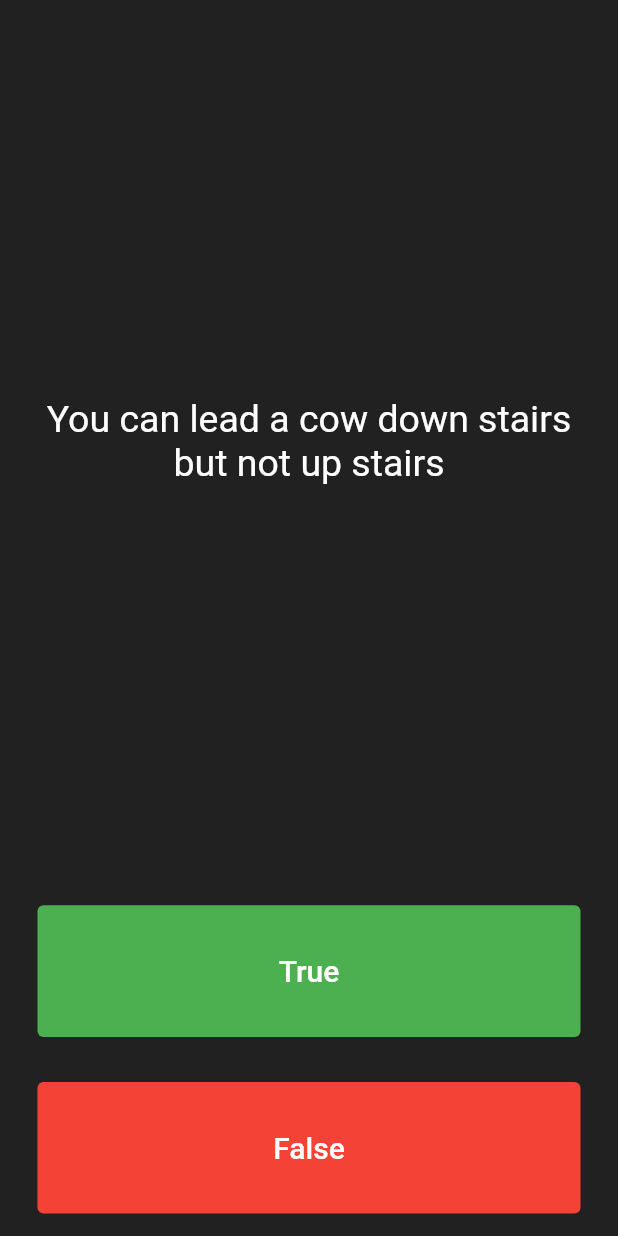
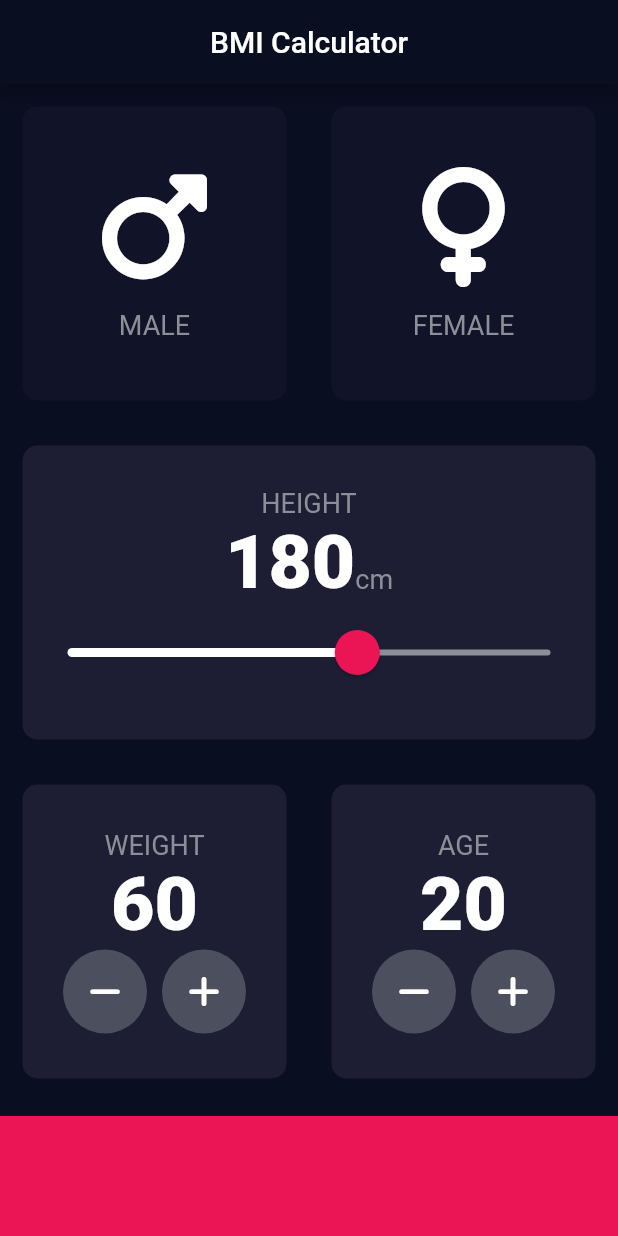
Before and after one commit to erwinmacaraig/learning-flutter-two, a Flutter app: the screen it shows after launch, on a phone screen of 412 x 824 dp. Run offline on Flutter 3.47's test engine with Material 2 defaults, Android fonts, the phone set to English and light mode, and no system bars; our stand-ins replace audioplayers, font_awesome_flutter, rflutter_alert.

Commit message:
composition and inheritance in flutter

```diff
--- /dev/null
+++ b/lib/constants.dart
@@ -0,0 +1,13 @@
+import 'package:flutter/material.dart';
+
+const kBottomContainerHeight = 80.0;
+const kActiveCardColour = Color(0xFF1D1E33);
+const kInactiveCardColour = Color(0xFF111328);
+const kBottomContainerColour = Color(0xFFEB1555);
+
+const kLabelTextStyle = TextStyle(
+  fontSize: 18.0,
+  color: Color(0xFF8D8E98),
+);
+
+const kNumberTextStyle = TextStyle(fontSize: 50.0, fontWeight: FontWeight.w900);
--- a/lib/main.dart
+++ b/lib/main.dart
@@ -11,7 +11,11 @@ class MyApp extends StatelessWidget {
   @override
   Widget build(BuildContext context) {
     return MaterialApp(
-      home: Quizzler(),
+      theme: ThemeData.dark().copyWith(
+        primaryColor: const Color(0xFF0A0E21),
+        scaffoldBackgroundColor: const Color(0xFF0A0E21),
+      ),
+      home: BMIPage(),
     );
   }
 }
--- a/lib/models/models.dart
+++ b/lib/models/models.dart
@@ -1,3 +1,3 @@
 export 'question.dart';
 export 'quiz_brain.dart';
-export 'story.dart';
+// export 'story.dart';
--- /dev/null
+++ b/lib/screens/bmi_page.dart
@@ -0,0 +1,16 @@
+import 'package:flutter/material.dart';
+import '../widgets/widgets.dart';
+
+class BMIPage extends StatelessWidget {
+  @override
+  Widget build(BuildContext context) {
+    return Scaffold(
+      appBar: AppBar(
+        title: Text('BMI Calculator'),
+        centerTitle: true,
+        backgroundColor: Color(0xFF0A0E21),
+      ),
+      body: InputPage(),
+    );
+  }
+}
--- a/lib/screens/screens.dart
+++ b/lib/screens/screens.dart
@@ -3,3 +3,4 @@ export 'dicepage.dart';
 export 'ball_page.dart';
 export 'xylophone_page.dart';
 export 'quizzler_page.dart';
+export 'bmi_page.dart';
--- /dev/null
+++ b/lib/widgets/icon_content.widget.dart
@@ -0,0 +1,29 @@
+import 'package:flutter/material.dart';
+import '../constants.dart';
+
+class IconContent extends StatelessWidget {
+  final IconData icon;
+  final String label;
+
+  const IconContent({super.key, required this.icon, required this.label});
+
+  @override
+  Widget build(BuildContext context) {
+    return Column(
+      mainAxisAlignment: MainAxisAlignment.center,
+      children: [
+        Icon(
+          icon,
+          size: 80.0,
+        ),
+        const SizedBox(
+          height: 15.0,
+        ),
+        Text(
+          label,
+          style: kLabelTextStyle,
+        ),
+      ],
+    );
+  }
+}
--- /dev/null
+++ b/lib/widgets/input_tobmi_widget.dart
@@ -0,0 +1,231 @@
+import 'package:flutter/material.dart';
+import 'package:font_awesome_flutter/font_awesome_flutter.dart';
+import './widgets.dart';
+import '../constants.dart';
+import 'round_icon_button.dart';
+
+enum GENDER { male, female }
+
+class InputPage extends StatefulWidget {
+  @override
+  _InputPageState createState() => _InputPageState();
+}
+
+class _InputPageState extends State<InputPage> {
+  GENDER? selectedGender;
+  int height = 180;
+  int weight = 60;
+  int age = 20;
+
+  Color maleCardColour = kInactiveCardColour;
+  Color femaleCardColour = kInactiveCardColour;
+  void updateColour(GENDER gender) {
+    // male card
+    if (gender == GENDER.male) {
+      if (maleCardColour == kInactiveCardColour) {
+        maleCardColour = kActiveCardColour;
+        femaleCardColour = kInactiveCardColour;
+      } else {
+        maleCardColour = kInactiveCardColour;
+      }
+    }
+    if (gender == GENDER.female) {
+      if (femaleCardColour == kInactiveCardColour) {
+        femaleCardColour = kActiveCardColour;
+        maleCardColour = kInactiveCardColour;
+      } else {
+        femaleCardColour = kInactiveCardColour;
+      }
+    }
+  }
+
+  @override
+  Widget build(BuildContext context) {
+    return Column(
+      crossAxisAlignment: CrossAxisAlignment.stretch,
+      children: [
+        Expanded(
+          child: Row(
+            children: [
+              Expanded(
+                child: ReusableCard(
+                  onPress: () {
+                    setState(() {
+                      selectedGender = GENDER.male;
+                    });
+                  },
+                  colour: selectedGender == GENDER.male
+                      ? kActiveCardColour
+                      : kInactiveCardColour,
+                  cardChild: const IconContent(
+                    icon: FontAwesomeIcons.mars,
+                    label: 'MALE',
+                  ),
+                ),
+              ),
+              Expanded(
+                child: ReusableCard(
+                  onPress: () {
+                    selectedGender = GENDER.female;
+                  },
+                  colour: selectedGender == GENDER.female
+                      ? kActiveCardColour
+                      : kInactiveCardColour,
+                  cardChild: const IconContent(
+                      icon: FontAwesomeIcons.venus, label: 'FEMALE'),
+                ),
+              ),
+            ],
+          ),
+        ),
+        Expanded(
+          child: ReusableCard(
+            colour: kActiveCardColour,
+            cardChild: Column(
+              mainAxisAlignment: MainAxisAlignment.center,
+              children: [
+                const Text(
+                  'HEIGHT',
+                  style: kLabelTextStyle,
+                ),
+                Row(
+                  mainAxisAlignment: MainAxisAlignment.center,
+                  crossAxisAlignment: CrossAxisAlignment.baseline,
+                  textBaseline: TextBaseline.alphabetic,
+                  children: [
+                    Text(
+                      height.toString(),
+                      style: kNumberTextStyle,
+                    ),
+                    const Text(
+                      'cm',
+                      style: kLabelTextStyle,
+                    ),
+                  ],
+                ),
+                SliderTheme(
+                  data: SliderTheme.of(context).copyWith(
+                    inactiveTrackColor: Color(0xFF8D8E98),
+                    activeTrackColor: Colors.white,
+                    overlayColor: Color(0x29EB1555),
+                    thumbShape: RoundSliderThumbShape(enabledThumbRadius: 15.0),
+                    overlayShape: RoundSliderOverlayShape(overlayRadius: 30.0),
+                    thumbColor: Color(0xFFEB1555),
+                  ),
+                  child: Slider(
+                    value: height.toDouble(),
+                    min: 120.0,
+                    max: 220.0,
+                    // activeColor: Color(0xFFEB1555),
+                    // inactiveColor: Color(0xFF8D8E98),
+                    onChanged: (double newValue) {
+                      setState(() {
+                        height = newValue.round();
+                      });
+                    },
+                  ),
+                ),
+              ],
+            ),
+          ),
+        ),
+        Expanded(
+          child: Row(
+            children: [
+              Expanded(
+                child: ReusableCard(
+                  colour: kActiveCardColour,
+                  cardChild: Column(
+                    mainAxisAlignment: MainAxisAlignment.center,
+                    children: [
+                      const Text(
+                        'WEIGHT',
+                        style: kLabelTextStyle,
+                      ),
+                      Text(
+                        weight.toString(),
+                        style: kNumberTextStyle,
+                      ),
+                      Row(
+                        mainAxisAlignment: MainAxisAlignment.center,
+                        children: [
+                          RoundIconButton(
+                            icon: FontAwesomeIcons.minus,
+                            onPressed: () {
+                              setState(() {
+                                weight--;
+                              });
+                            },
+                          ),
+                          const SizedBox(
+                            width: 10.0,
+                          ),
+                          RoundIconButton(
+                            icon: FontAwesomeIcons.plus,
+                            onPressed: () {
+                              setState(() {
+                                weight++;
+                              });
+                            },
+                          ),
+                        ],
+                      ),
+                    ],
+                  ),
+                ),
+              ),
+              Expanded(
+                child: ReusableCard(
+                  colour: kActiveCardColour,
+                  cardChild: Column(
+                    mainAxisAlignment: MainAxisAlignment.center,
+                    children: [
+                      const Text(
+                        'AGE',
+                        style: kLabelTextStyle,
+                      ),
+                      Text(
+                        age.toString(),
+                        style: kNumberTextStyle,
+                      ),
+                      Row(
+                        mainAxisAlignment: MainAxisAlignment.center,
+                        children: [
+                          RoundIconButton(
+                              icon: FontAwesomeIcons.minus,
+                              onPressed: () {
+                                setState(() {
+                                  setState(() {
+                                    age--;
+                                  });
+                                });
+                              }),
+                          const SizedBox(
+                            width: 10.0,
+                          ),
+                          RoundIconButton(
+                              icon: FontAwesomeIcons.plus,
+                              onPressed: () {
+                                setState(() {
+                                  age++;
+                                });
+                              }),
+                        ],
+                      ),
+                    ],
+                  ),
+                ),
+              ),
+            ],
+          ),
+        ),
+        Container(
+          color: kBottomContainerColour,
+          margin: EdgeInsets.only(top: 10.0),
+          width: double.infinity,
+          height: kBottomContainerHeight,
+        ),
+      ],
+    );
+  }
+}
--- /dev/null
+++ b/lib/widgets/reusable_card.widget.dart
@@ -0,0 +1,22 @@
+import 'package:flutter/material.dart';
+
+class ReusableCard extends StatelessWidget {
+  const ReusableCard(
+      {super.key, required this.colour, this.cardChild, this.onPress});
+  final Color colour;
+  final Widget? cardChild;
+  final VoidCallback? onPress;
+
+  @override
+  Widget build(BuildContext context) {
+    return GestureDetector(
+      onTap: onPress,
+      child: Container(
+        margin: const EdgeInsets.all(15.0),
+        decoration: BoxDecoration(
+            color: colour, borderRadius: BorderRadius.circular(10.0)),
+        child: cardChild,
+      ),
+    );
+  }
+}
--- /dev/null
+++ b/lib/widgets/round_icon_button.dart
@@ -0,0 +1,19 @@
+import 'package:flutter/material.dart';
+
+class RoundIconButton extends StatelessWidget {
+  RoundIconButton({required this.icon, required this.onPressed});
+
+  final VoidCallback onPressed;
+  final IconData icon;
+  @override
+  Widget build(BuildContext context) {
+    return RawMaterialButton(
+      elevation: 0,
+      constraints: const BoxConstraints.tightFor(width: 56.0, height: 56.0),
+      shape: CircleBorder(),
+      fillColor: Color(0xFF4C4F5E),
+      onPressed: onPressed,
+      child: Icon(icon),
+    );
+  }
+}
--- a/lib/widgets/widgets.dart
+++ b/lib/widgets/widgets.dart
@@ -1,2 +1,5 @@
 export 'ball_widget.dart';
 export 'quiz_page_widget.dart';
+export 'input_tobmi_widget.dart';
+export 'icon_content.widget.dart';
+export 'reusable_card.widget.dart';
--- a/pubspec.yaml
+++ b/pubspec.yaml
@@ -18,6 +18,7 @@ dependencies:
     english_words: ^4.0.0
     audioplayers: ^3.0.1
     rflutter_alert: ^2.0.4
+    font_awesome_flutter: ^10.4.0
 
 dev_dependencies:
     flutter_test:
```
Also changed, not shown: pubspec.lock.
